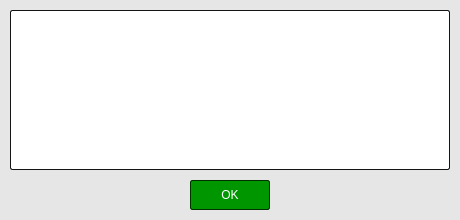
The window that src/forms/ErrorWindow.ui (psv-git/BDOLang) describes before a commit, drawn with Qt 5.
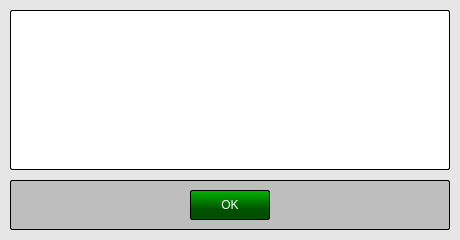
The same window after the commit. Icons and pictures are not drawn.

Diff of the .ui file:
```diff
--- a/src/forms/ErrorWindow.ui
+++ b/src/forms/ErrorWindow.ui
@@ -10,9 +10,21 @@
     <x>0</x>
     <y>0</y>
     <width>460</width>
-    <height>220</height>
+    <height>240</height>
    </rect>
   </property>
+  <property name="minimumSize">
+   <size>
+    <width>460</width>
+    <height>240</height>
+   </size>
+  </property>
+  <property name="maximumSize">
+   <size>
+    <width>460</width>
+    <height>240</height>
+   </size>
+  </property>
   <property name="windowTitle">
    <string>Error</string>
   </property>
@@ -26,39 +38,6 @@
 }
 </string>
   </property>
-  <widget class="QPushButton" name="okButton">
-   <property name="geometry">
-    <rect>
-     <x>190</x>
-     <y>180</y>
-     <width>80</width>
-     <height>30</height>
-    </rect>
-   </property>
-   <property name="styleSheet">
-    <string notr="true">QPushButton {
-	font: 75 12pt &quot;Liberation Sans&quot;;
-	color: rgb(255, 255, 255);
-
-	background-color: rgb(0, 150, 0);
-
-	border: 1px solid  rgb(0, 50, 0);
-	border-radius: 2px;
-}
-
-QPushButton:hover {
-	background-color: rgb(0, 180, 0);
-}
-
-QPushButton:disabled {
-	background-color: rgb(100, 150, 100);
-}
-</string>
-   </property>
-   <property name="text">
-    <string>OK</string>
-   </property>
-  </widget>
   <widget class="QPlainTextEdit" name="errorEdit">
    <property name="geometry">
     <rect>
@@ -76,13 +55,19 @@
 	
 	background-color: rgb(255, 255, 255);
 
-	border: 1px solid  rgb(20, 20, 20);
+	border: 1px solid  rgb(0, 0, 0);
 	border-radius: 2px;
 }
 </string>
    </property>
    <property name="frameShadow">
-    <enum>QFrame::Plain</enum>
+    <enum>QFrame::Sunken</enum>
+   </property>
+   <property name="lineWidth">
+    <number>5</number>
+   </property>
+   <property name="midLineWidth">
+    <number>2</number>
    </property>
    <property name="verticalScrollBarPolicy">
     <enum>Qt::ScrollBarAlwaysOff</enum>
@@ -100,6 +85,76 @@
     <bool>false</bool>
    </property>
   </widget>
+  <widget class="QFrame" name="frame1">
+   <property name="enabled">
+    <bool>true</bool>
+   </property>
+   <property name="geometry">
+    <rect>
+     <x>10</x>
+     <y>180</y>
+     <width>440</width>
+     <height>50</height>
+    </rect>
+   </property>
+   <property name="contextMenuPolicy">
+    <enum>Qt::NoContextMenu</enum>
+   </property>
+   <property name="styleSheet">
+    <string notr="true">QFrame {
+	background-color: rgb(190, 190, 190);
+	
+	border: 1px solid  rgb(0, 0, 0);
+	border-radius: 2px;
+}
+</string>
+   </property>
+   <property name="frameShape">
+    <enum>QFrame::StyledPanel</enum>
+   </property>
+   <property name="frameShadow">
+    <enum>QFrame::Sunken</enum>
+   </property>
+   <property name="lineWidth">
+    <number>5</number>
+   </property>
+   <property name="midLineWidth">
+    <number>2</number>
+   </property>
+   <widget class="QPushButton" name="okButton">
+    <property name="geometry">
+     <rect>
+      <x>180</x>
+      <y>10</y>
+      <width>80</width>
+      <height>30</height>
+     </rect>
+    </property>
+    <property name="styleSheet">
+     <string notr="true">QPushButton {
+	font: 75 12pt &quot;Liberation Sans&quot;;
+	color: rgb(255, 255, 255);
+
+	background-color: qlineargradient(x1: 0, y1: 0, x2: 0, y2: 0.67,  stop: 0 rgb(0, 180, 0), stop: 1 rgb(0, 80, 0));
+
+	border: 1px solid  rgb(0, 0, 0);
+	border-radius: 2px;
+}
+
+QPushButton:hover {
+	background-color: qlineargradient(x1: 0, y1: 0, x2: 0, y2: 0.67,  stop: 0 rgb(0, 200, 0), stop: 1 rgb(0, 110, 0));
+}
+
+QPushButton:disabled {
+	background-color: rgb(150, 180, 150);
+}
+</string>
+    </property>
+    <property name="text">
+     <string>OK</string>
+    </property>
+   </widget>
+  </widget>
  </widget>
  <resources>
   <include location="../../res/Res.qrc"/>
```
